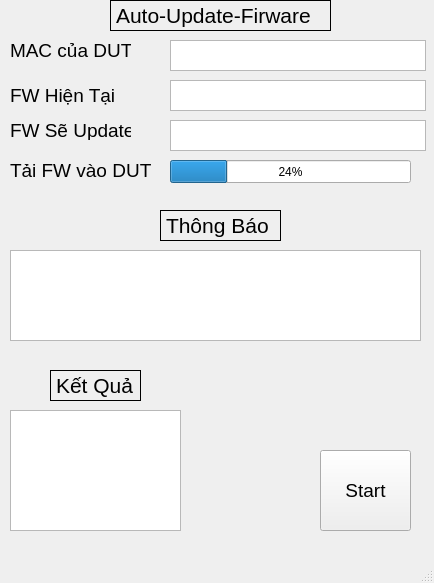
Before: the Qt Designer form AT_UD.ui in RaphaelRDSW/Auto_update, drawn with Qt 5.
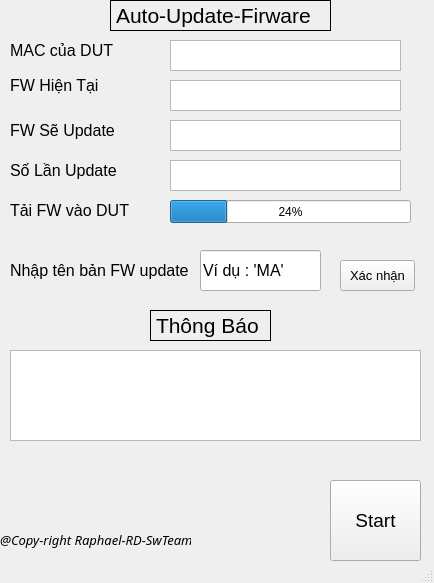
After: the same form once the commit is applied.

```diff
--- a/AT_UD.ui
+++ b/AT_UD.ui
@@ -49,7 +49,7 @@
     </property>
     <property name="font">
      <font>
-      <pointsize>14</pointsize>
+      <pointsize>12</pointsize>
      </font>
     </property>
     <property name="text">
@@ -60,14 +60,14 @@
     <property name="geometry">
      <rect>
       <x>10</x>
-      <y>80</y>
+      <y>70</y>
       <width>121</width>
       <height>31</height>
      </rect>
     </property>
     <property name="font">
      <font>
-      <pointsize>14</pointsize>
+      <pointsize>12</pointsize>
      </font>
     </property>
     <property name="text">
@@ -85,7 +85,7 @@
     </property>
     <property name="font">
      <font>
-      <pointsize>14</pointsize>
+      <pointsize>12</pointsize>
      </font>
     </property>
     <property name="text">
@@ -95,8 +95,8 @@
    <widget class="QPushButton" name="start_btn">
     <property name="geometry">
      <rect>
-      <x>320</x>
-      <y>450</y>
+      <x>330</x>
+      <y>480</y>
       <width>91</width>
       <height>81</height>
      </rect>
@@ -113,8 +113,8 @@
    <widget class="QLabel" name="label_3">
     <property name="geometry">
      <rect>
-      <x>160</x>
-      <y>210</y>
+      <x>150</x>
+      <y>310</y>
       <width>121</width>
       <height>31</height>
      </rect>
@@ -131,32 +131,11 @@
      <string>Thông Báo</string>
     </property>
    </widget>
-   <widget class="QLabel" name="label_4">
-    <property name="geometry">
-     <rect>
-      <x>50</x>
-      <y>370</y>
-      <width>91</width>
-      <height>31</height>
-     </rect>
-    </property>
-    <property name="font">
-     <font>
-      <pointsize>16</pointsize>
-     </font>
-    </property>
-    <property name="frameShape">
-     <enum>QFrame::Box</enum>
-    </property>
-    <property name="text">
-     <string>Kết Quả</string>
-    </property>
-   </widget>
    <widget class="QProgressBar" name="progressBar">
     <property name="geometry">
      <rect>
       <x>170</x>
-      <y>160</y>
+      <y>200</y>
       <width>241</width>
       <height>23</height>
      </rect>
@@ -169,68 +148,188 @@
     <property name="geometry">
      <rect>
       <x>10</x>
-      <y>160</y>
+      <y>200</y>
       <width>141</width>
       <height>20</height>
      </rect>
     </property>
     <property name="font">
      <font>
-      <pointsize>14</pointsize>
+      <pointsize>12</pointsize>
      </font>
     </property>
     <property name="text">
      <string>Tải FW vào DUT</string>
     </property>
    </widget>
-   <widget class="QTreeView" name="MAC_DUT">
-    <property name="geometry">
-     <rect>
-      <x>170</x>
-      <y>40</y>
-      <width>256</width>
-      <height>31</height>
-     </rect>
-    </property>
-   </widget>
-   <widget class="QTreeView" name="Cur_FW">
-    <property name="geometry">
-     <rect>
-      <x>170</x>
-      <y>80</y>
-      <width>256</width>
-      <height>31</height>
-     </rect>
-    </property>
-   </widget>
-   <widget class="QTreeView" name="Updating_FW">
-    <property name="geometry">
-     <rect>
-      <x>170</x>
-      <y>120</y>
-      <width>256</width>
-      <height>31</height>
-     </rect>
-    </property>
-   </widget>
-   <widget class="QTreeView" name="Updating_FW_2">
+   <widget class="QTreeView" name="dialog_window">
     <property name="geometry">
      <rect>
       <x>10</x>
-      <y>250</y>
+      <y>350</y>
       <width>411</width>
       <height>91</height>
      </rect>
     </property>
    </widget>
-   <widget class="QTreeView" name="Updating_FW_3">
+   <widget class="QLabel" name="label_7">
     <property name="geometry">
      <rect>
       <x>10</x>
-      <y>410</y>
-      <width>171</width>
-      <height>121</height>
+      <y>160</y>
+      <width>141</width>
+      <height>20</height>
      </rect>
+    </property>
+    <property name="font">
+     <font>
+      <pointsize>12</pointsize>
+     </font>
+    </property>
+    <property name="text">
+     <string>Số Lần Update</string>
+    </property>
+   </widget>
+   <widget class="QListWidget" name="MAC_DUT">
+    <property name="geometry">
+     <rect>
+      <x>170</x>
+      <y>40</y>
+      <width>231</width>
+      <height>31</height>
+     </rect>
+    </property>
+    <property name="font">
+     <font>
+      <pointsize>11</pointsize>
+      <weight>75</weight>
+      <bold>true</bold>
+     </font>
+    </property>
+   </widget>
+   <widget class="QListWidget" name="Cur_FW">
+    <property name="geometry">
+     <rect>
+      <x>170</x>
+      <y>80</y>
+      <width>231</width>
+      <height>31</height>
+     </rect>
+    </property>
+    <property name="font">
+     <font>
+      <pointsize>11</pointsize>
+      <weight>75</weight>
+      <bold>true</bold>
+     </font>
+    </property>
+   </widget>
+   <widget class="QListWidget" name="new_FW">
+    <property name="geometry">
+     <rect>
+      <x>170</x>
+      <y>120</y>
+      <width>231</width>
+      <height>31</height>
+     </rect>
+    </property>
+    <property name="font">
+     <font>
+      <pointsize>11</pointsize>
+      <weight>75</weight>
+      <bold>true</bold>
+     </font>
+    </property>
+   </widget>
+   <widget class="QListWidget" name="update_times">
+    <property name="geometry">
+     <rect>
+      <x>170</x>
+      <y>160</y>
+      <width>231</width>
+      <height>31</height>
+     </rect>
+    </property>
+    <property name="font">
+     <font>
+      <pointsize>11</pointsize>
+      <weight>75</weight>
+      <bold>true</bold>
+     </font>
+    </property>
+   </widget>
+   <widget class="QLineEdit" name="Fw_name_input">
+    <property name="geometry">
+     <rect>
+      <x>200</x>
+      <y>250</y>
+      <width>121</width>
+      <height>41</height>
+     </rect>
+    </property>
+    <property name="font">
+     <font>
+      <pointsize>12</pointsize>
+     </font>
+    </property>
+    <property name="text">
+     <string>Ví dụ : 'MA'</string>
+    </property>
+   </widget>
+   <widget class="QLabel" name="label_8">
+    <property name="geometry">
+     <rect>
+      <x>10</x>
+      <y>260</y>
+      <width>181</width>
+      <height>21</height>
+     </rect>
+    </property>
+    <property name="font">
+     <font>
+      <pointsize>12</pointsize>
+     </font>
+    </property>
+    <property name="text">
+     <string>Nhập tên bản FW update</string>
+    </property>
+   </widget>
+   <widget class="QPushButton" name="FW_btn_confirm">
+    <property name="geometry">
+     <rect>
+      <x>340</x>
+      <y>260</y>
+      <width>75</width>
+      <height>31</height>
+     </rect>
+    </property>
+    <property name="font">
+     <font>
+      <pointsize>10</pointsize>
+     </font>
+    </property>
+    <property name="text">
+     <string>Xác nhận</string>
+    </property>
+   </widget>
+   <widget class="QLabel" name="label_10">
+    <property name="geometry">
+     <rect>
+      <x>0</x>
+      <y>530</y>
+      <width>191</width>
+      <height>20</height>
+     </rect>
+    </property>
+    <property name="font">
+     <font>
+      <family>Harlow Solid Italic</family>
+      <pointsize>10</pointsize>
+      <italic>true</italic>
+     </font>
+    </property>
+    <property name="text">
+     <string>@Copy-right Raphael-RD-SwTeam</string>
     </property>
    </widget>
   </widget>
```
Left out of the diff: 2 changed lines with no effect on the pictures.
